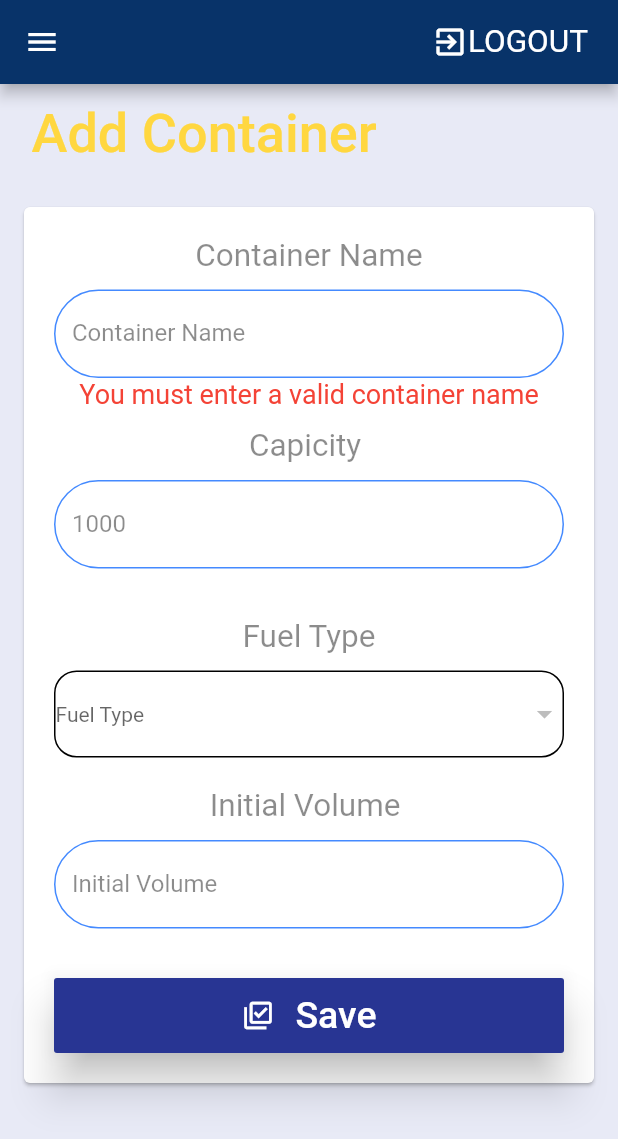
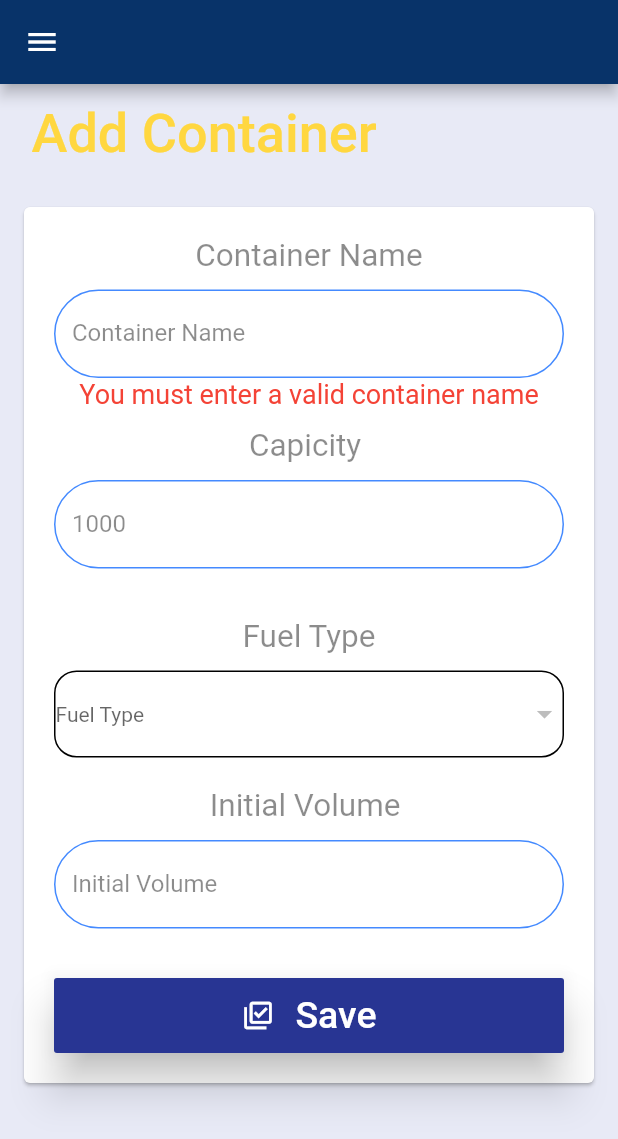
Before and after one commit to hbfawaz112/Petrol-Station, a Flutter app: the AddContainer_Firestore screen opened directly, after a tap on "Save", on a phone screen of 412 x 824 dp. Shown: the top 1139 px of the screen. Run offline on Flutter 3.47's test engine with Material 2 defaults, Android fonts, the phone set to English and light mode, and no system bars; our stand-ins replace cloud_firestore, firebase_auth, firebase_core, fluttertoast, percent_indicator; missing offline and left inert: pattern_formatter; accounts and stored records are empty.

Commit message:
Update Add_Container.dart

```diff
--- a/flutter_petrol_station/lib/Screens/Add_Container.dart
+++ b/flutter_petrol_station/lib/Screens/Add_Container.dart
@@ -4,6 +4,9 @@
 import 'package:flutter/material.dart';
 import 'package:firebase_auth/firebase_auth.dart';
 import 'package:flutter_petrol_station/services/cloud_services.dart';
+import 'package:fluttertoast/fluttertoast.dart';
+
+import 'dashboard_firstore.dart';
 
 class AddContainer_Firestore extends StatefulWidget {
   static String id = "Add_Container";
@@ -127,29 +130,38 @@
         'Fuel_Type_Id': Fuel_Type_Id,
         'Volume': int.parse(t4.text)
       });
+      t1.text='';
+      t2.text='';
+      t3.text='';
+      t4.text='';
+
+      Fluttertoast.showToast(
+        msg: "The new container has been added..",
+        toastLength: Toast.LENGTH_SHORT,
+        gravity: ToastGravity.BOTTOM,
+        timeInSecForIosWeb: 1,
+        backgroundColor: Colors.green,
+        textColor: Colors.white,
+        fontSize: 16.0
+    );
     }
   }
 
   @override
   Widget build(BuildContext context) {
-    return Scaffold(
+    return WillPopScope(
+      // ignore: missing_return
+      onWillPop: () {
+        Navigator.pushReplacement(
+    context,
+    MaterialPageRoute(builder: (context) => Dashboard()),
+  );
+       },
+      child: Scaffold(
           backgroundColor: Colors.indigo[50],
           appBar: AppBar(
             backgroundColor: Color(0xFF083369),
-          actions: [
-            Row(
-              children: [
-                Icon(
-                  Icons.exit_to_app,
-                  size: 24,
-                  color: Colors.white,
-                ),
-                Text('LOGOUT',
-                    style: TextStyle(color: Colors.white, fontSize: 21.0)),
-                SizedBox(width: 20)
-              ],
-            )
-          ],
+
           ),
           drawer: getDrawer(),
           body: ListView(
@@ -393,6 +405,7 @@
                     ),
                   ))
             ],
-        ));
+          )),
+    );
   }
 }
```
Lines whose indentation alone changed are shown as unchanged.
